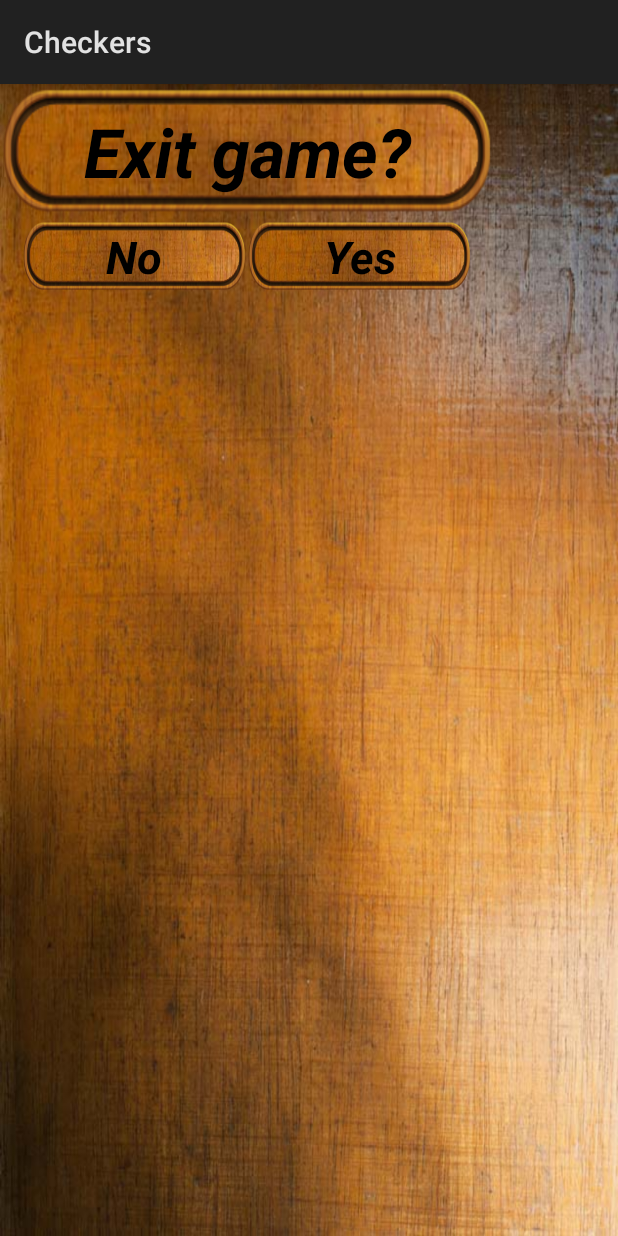
After one commit to notemac/Android-checkers, an Android app: the layout dialog_exitgame.xml on its own in the app's theme, with its tools: preview values and no code run, on a phone screen of 412 x 824 dp. The commit adds this screen. Run offline under Robolectric (Android 15) with nearby library versions, the phone set to English and light mode, and no system bars.

Commit message:
ExitGameDialog added
Added ExitGameDialog. Now gameEngine is local variable for GameActivity class.

```diff
--- a/Checkers/app/src/main/java/ru/bstu/checkers/MyApplication.java
+++ b/Checkers/app/src/main/java/ru/bstu/checkers/MyApplication.java
@@ -16,7 +16,5 @@ public final class MyApplication extends Application {
     public void onCreate() {
         super.onCreate();
         instance = this;
-        GameEngine.Init();
-        GameEngine.SearchForAllMoves();
     }
 }
--- a/Checkers/app/src/main/java/ru/bstu/checkers/PreferencesActivity.java
+++ b/Checkers/app/src/main/java/ru/bstu/checkers/PreferencesActivity.java
@@ -14,7 +14,6 @@ import android.widget.TextView;
  В методе OnCreate загружается объект PreferencesFragment, который содержит разметку окна настроек
  */
 public class PreferencesActivity extends Activity {
-    public static boolean isChangedSettings;
 
     @Override
     protected void onCreate(Bundle savedInstanceState) {
@@ -24,7 +23,6 @@ public class PreferencesActivity extends Activity {
         FragmentTransaction ft = fm.beginTransaction();
         ft.replace(android.R.id.content, preferencesFragment);
         ft.commit();
-        isChangedSettings = false;
     }
 
     @Override
@@ -44,8 +42,4 @@ public class PreferencesActivity extends Activity {
         super.onDestroy();
     }
 
-    @Override
-    public void onBackPressed() {
-        onNavigateUp();
-    }
 }
--- /dev/null
+++ b/Checkers/app/src/main/res/layout/dialog_exitgame.xml
@@ -0,0 +1,36 @@
+<LinearLayout xmlns:android="http://schemas.android.com/apk/res/android"
+    android:orientation="vertical"
+    android:layout_width="wrap_content"
+    android:layout_height="wrap_content"
+    android:gravity="center">
+    <LinearLayout
+        android:layout_width="wrap_content"
+        android:layout_height="wrap_content"
+        android:orientation="horizontal">
+    <TextView
+        android:layout_width="330dp"
+        android:layout_height="90dp"
+        android:gravity = "center"
+        android:layout_gravity="center"
+        android:text="@string/exitDialogTitle"
+        android:textColor="@android:color/black"
+        android:textStyle = "bold|italic"
+        android:textSize = "45sp"
+        android:background = "@drawable/exitdialog_item"/>
+    </LinearLayout>
+
+    <LinearLayout
+        android:layout_width="wrap_content"
+        android:layout_height="wrap_content"
+        android:orientation="horizontal"
+        android:layout_gravity="center">
+        <TextView
+            android:id="@+id/exitDialogNo"
+            android:text="@string/exitDialogNo"
+            style="@style/ExitDialogItem"/>
+        <TextView
+            android:id="@+id/exitDialogYes"
+            android:text="@string/exitDialogYes"
+            style="@style/ExitDialogItem"/>
+    </LinearLayout>
+</LinearLayout>
--- a/Checkers/app/src/main/res/layout/draughts_set_picker.xml
+++ b/Checkers/app/src/main/res/layout/draughts_set_picker.xml
@@ -2,7 +2,8 @@
 <RelativeLayout xmlns:android="http://schemas.android.com/apk/res/android"
     android:layout_width="wrap_content"
     android:layout_height="wrap_content"
-    android:padding="10dp">
+    android:padding="10dp"
+    android:background="@android:color/transparent">
 
     <ImageView
         android:id="@+id/iv_dsp_iconImage"
--- a/Checkers/app/src/main/res/layout/draughts_set_preference.xml
+++ b/Checkers/app/src/main/res/layout/draughts_set_preference.xml
@@ -5,7 +5,8 @@
     xmlns:app="http://schemas.android.com/apk/res-auto"
     xmlns:tools="http://schemas.android.com/tools"
     android:layout_width="match_parent"
-    android:layout_height="wrap_content">
+    android:layout_height="wrap_content"
+    android:background="@android:color/transparent">
 
     <TextView
         android:id="@+id/tv_dsp_title"
--- a/Checkers/app/src/main/res/values/strings.xml
+++ b/Checkers/app/src/main/res/values/strings.xml
@@ -21,15 +21,21 @@
     <string name="text_tv_player2_name">Player 2</string>
 
     <!--Имя дефолтной иконки для отображения в ListPreferences-->
-    <string name="default_draughtSet_file">draughts_set1</string>
+    <string name="defaultDraughtsSet">draughts_set1</string>
     <!--Ключ (имя иконки) для доступа к имени файла выбранной иконки в настройках приложения-->
-    <string name="selectedDraughtSet">customIconKey</string>
+    <string name="selectedDraughtsSet">customIconKey</string>
 
 
     <string name="idBlackDraught">idBlackDraught</string>
     <string name="idWhiteDraught">idWhiteDraught</string>
     <string name="idBlackKing">idBlackKing</string>
     <string name="idWhiteKing">idWhiteKing</string>
+
+
+    <string name="exitDialogTitle">Exit game?</string>
+    <string name="exitDialogYes">Yes</string>
+    <string name="exitDialogNo">No</string>
+
 
     <!--Список имен иконок (т.е. ключи entries) -->
     <string-array name="iconNames">
@@ -41,4 +47,6 @@
         <item>draughts_set1</item>
         <item>draughts_set2</item>
     </string-array>
+
+
 </resources>
--- a/Checkers/app/src/main/res/values/styles.xml
+++ b/Checkers/app/src/main/res/values/styles.xml
@@ -88,4 +88,16 @@
         <item name="android:textSize">40sp</item>
         <item name="android:textStyle">bold|italic</item>
     </style>
+
+    <!-- dialog_exitgame.xml-->
+    <style name="ExitDialogItem">
+        <item name="android:layout_width">150dp</item>
+        <item name="android:layout_height">50dp</item>
+        <item name="android:clickable">true</item>
+        <item name="android:background">@drawable/exitdialog_item</item>
+        <item name="android:gravity">center</item>
+        <item name="android:textColor">@color/menu_item_color</item>
+        <item name="android:textSize">30sp</item>
+        <item name="android:textStyle">bold|italic</item>
+    </style>
 </resources>
--- a/Checkers/app/src/main/res/xml/preferences.xml
+++ b/Checkers/app/src/main/res/xml/preferences.xml
@@ -13,7 +13,7 @@
         <ru.bstu.checkers.DraughtsSetPreferenceEngine
             android:entries="@array/iconNames"
             android:entryValues="@array/iconFiles"
-            android:key="@string/selectedDraughtSet"
+            android:key="@string/selectedDraughtsSet"
             android:layout="@layout/draughts_set_preference"
             android:title="@string/title_draughts_set_preference" />
     <!-- </PreferenceCategory> -->
```
Also changed, not shown: Checkers/app/src/main/java/ru/bstu/checkers/DraughtsSetPreferenceEngine.java (+8 -6 lines), Checkers/app/src/main/java/ru/bstu/checkers/ExitGameDialogFragment.java (added, +75 -0 lines), Checkers/app/src/main/java/ru/bstu/checkers/GameActivity.java (+81 -68 lines), Checkers/app/src/main/java/ru/bstu/checkers/GameEngine.java (+76 -40 lines), Checkers/app/src/main/res/drawable/exitdialog_item.png (added).
